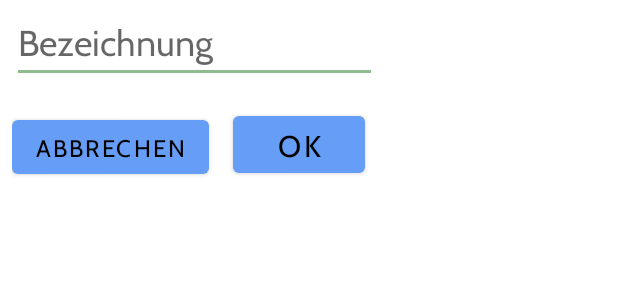
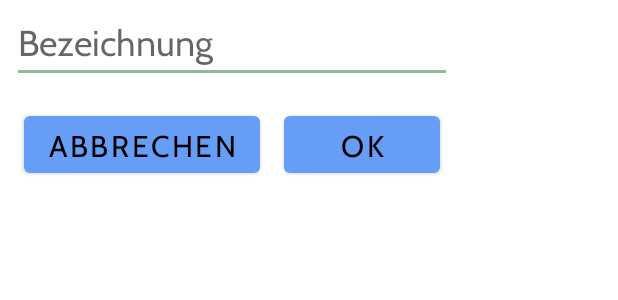
Before and after one commit to kennethaustinn/Bar-Zettel-App, an Android app: the layout dialog_add_new_costumer.xml on its own in the app's theme, with its tools: preview values and no code run, on a phone screen of 412 x 824 dp. Shown: the top 300 px of the screen. Run offline under Robolectric (Android 15) with nearby library versions, the phone set to English and light mode, and no system bars.

Commit message:
dialog add customer layout fix

```diff
--- a/app/src/main/res/layout/dialog_add_new_costumer.xml
+++ b/app/src/main/res/layout/dialog_add_new_costumer.xml
@@ -1,6 +1,7 @@
 <?xml version="1.0" encoding="utf-8"?>
-<layout>
-<LinearLayout xmlns:android="http://schemas.android.com/apk/res/android"
+<layout xmlns:android="http://schemas.android.com/apk/res/android">
+
+    <LinearLayout
         android:layout_width="wrap_content"
         android:layout_height="wrap_content"
         android:layout_marginLeft="8dp"
@@ -15,12 +16,12 @@
             android:inputType="textPersonName"
             android:textSize="24sp" />
 
-    <Space
+        <androidx.legacy.widget.Space
             android:layout_width="match_parent"
             android:layout_height="16dp" />
 
         <LinearLayout
-        android:layout_width="wrap_content"
+            android:layout_width="match_parent"
             android:layout_height="wrap_content"
             android:orientation="horizontal">
 
@@ -28,18 +29,21 @@
                 android:id="@+id/buttonCancelDialogNewCoustumer"
                 android:layout_width="wrap_content"
                 android:layout_height="wrap_content"
+                android:layout_gravity="left"
                 android:layout_marginRight="8dp"
-            android:layout_weight="4"
+                android:layout_marginLeft="8dp"
+                android:layout_weight="0"
                 android:text="Abbrechen"
-            android:textSize="16sp" />
+                android:textSize="20sp" />
 
             <Button
                 android:id="@+id/buttonOKDialogNewCostumer"
                 android:layout_width="match_parent"
                 android:layout_height="wrap_content"
+                android:layout_gravity="right"
                 android:layout_marginLeft="8dp"
                 android:layout_marginRight="8dp"
-            android:layout_weight="1"
+                android:layout_weight="0"
                 android:text="OK"
                 android:textSize="20sp" />
         </LinearLayout>
```
Lines whose indentation alone changed are shown as unchanged.
